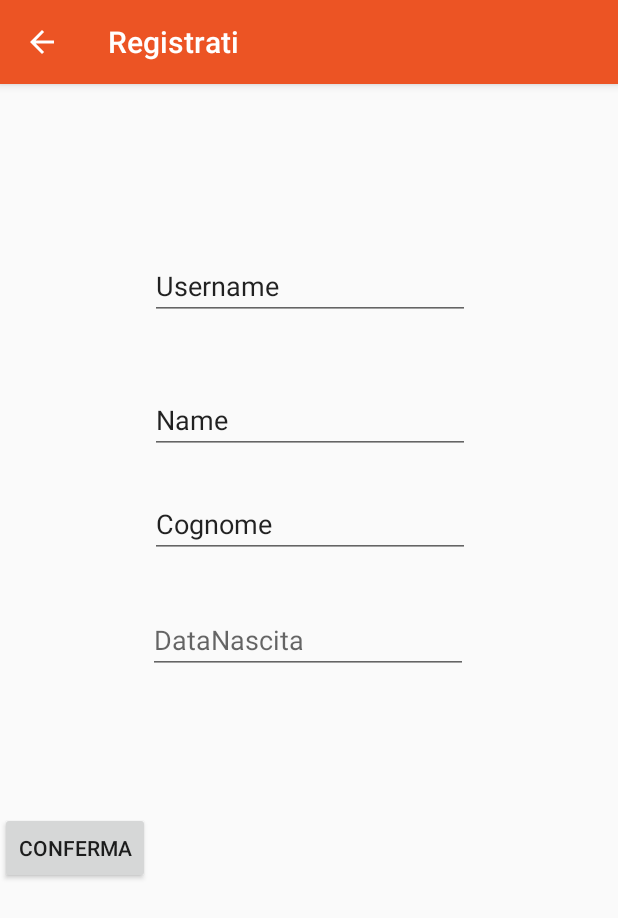
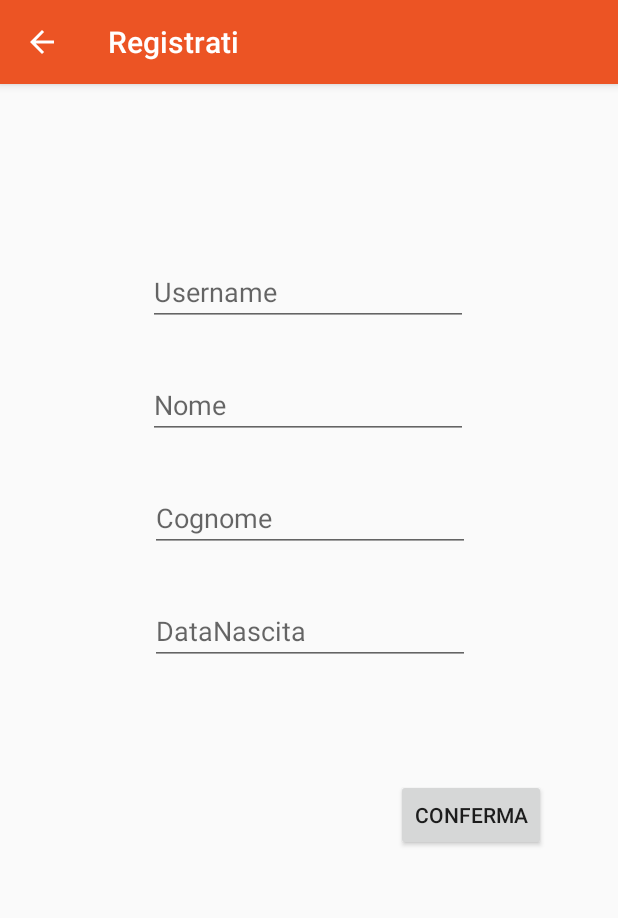
Before and after one commit to Kxos/Progetto_Mobile_PIU, an Android app: the fragment FragmentRegistraRuolo placed in its activity, after a tap on "AVANTI", on a phone screen of 412 x 824 dp. Shown: the top 918 px of the screen. Run offline under Robolectric (Android 15) with nearby library versions, the phone set to English and light mode, and no system bars; our stand-ins replace Firebase (no records; nobody signed in at launch, a user with empty details on screens opened directly); 3 other taps on this screen came first.

Commit message:
Continua Registra credenziali; aggiunta DatePicker

```diff
--- a/CapiTool/app/src/main/java/com/uniba/capitool/FragmentRegistraCredenziali.java
+++ b/CapiTool/app/src/main/java/com/uniba/capitool/FragmentRegistraCredenziali.java
@@ -190,6 +190,7 @@ CheckBox mostraPassword;
             fragmentTransaction.replace(R.id.fragmentContainerView, fragmentRegistraRuolo);
             fragmentTransaction.commit();
 
+            //scrivere nel file SharedPreferences
             SharedPreferences datiRegistrazioneUtente = getActivity().getPreferences(Context.MODE_PRIVATE);
             SharedPreferences.Editor editor = datiRegistrazioneUtente.edit();
             editor.putString("email", email.getText().toString());
--- a/CapiTool/app/src/main/java/com/uniba/capitool/FragmentRegistraRuolo.java
+++ b/CapiTool/app/src/main/java/com/uniba/capitool/FragmentRegistraRuolo.java
@@ -72,11 +72,27 @@ public class FragmentRegistraRuolo extends Fragment {
         RadioButton guida = v.findViewById(R.id.guida);
         RadioButton curatore = v.findViewById(R.id.curatore);
         RadioButton visitatore = v.findViewById(R.id.visitatore);
-        visitatore.setChecked(true);
+
         TextView backCredenziali = v.findViewById(R.id.backCredenziali);
 
+        //leggere il file SharedPreferences
+        SharedPreferences datiRegistrazioneUtente = getActivity().getPreferences(Context.MODE_PRIVATE);
+        if(datiRegistrazioneUtente!=null){
+            String ruoloTrovato = datiRegistrazioneUtente.getString("ruolo", "");
 
-        backCredenziali.setOnClickListener(new View.OnClickListener() {
+            if(ruoloTrovato.equals("guida")){
+                guida.setChecked(true);
+            }else if(ruoloTrovato.equals("curatore")){
+                curatore.setChecked(true);
+            }else if(ruoloTrovato.equals("visitatore")){
+                visitatore.setChecked(true);
+            }
+
+        }else{
+            Log.e( "onCreateView: ", "SharedPreferences non trovato");
+        }
+
+     /*   backCredenziali.setOnClickListener(new View.OnClickListener() {
             @Override
             public void onClick(View v) {
                 Bundle bundle = new Bundle();
@@ -91,47 +107,103 @@ public class FragmentRegistraRuolo extends Fragment {
                 fragmentTransaction.replace(R.id.fragmentContainerView, fragmentRegistraCredenziali);
                 fragmentTransaction.commit();
             }
+        });*/
+
+
+       // SharedPreferences datiRegistrazioneUtente = getActivity().getPreferences(Context.MODE_PRIVATE);
+        SharedPreferences.Editor editor = datiRegistrazioneUtente.edit();
+
+        guida.setOnClickListener(new View.OnClickListener() {
+            @Override
+            public void onClick(View v) {
+                editor.putString("ruolo", "guida");
+                editor.apply();
+            }
         });
+
+        curatore.setOnClickListener(new View.OnClickListener() {
+            @Override
+            public void onClick(View v) {
+                editor.putString("ruolo", "curatore");
+                editor.apply();
+            }
+        });
+
+        visitatore.setOnClickListener(new View.OnClickListener() {
+            @Override
+            public void onClick(View v) {
+                editor.putString("ruolo", "visitatore");
+                editor.apply();
+            }
+        });
+   /*     radioGroup.setOnClickListener(new View.OnClickListener() {
+            @Override
+            public void onClick(View v) {
+                String ruoloSelezionato=null;
+                int radioId=radioGroup.getCheckedRadioButtonId();
+                RadioButton ruolo = (RadioButton) v.findViewById(radioId);
+
+                if(guida.isChecked()){
+                    ruoloSelezionato="guida";
+                    editor.putString("ruolo", ruoloSelezionato);
+                    editor.apply();
+
+                }else if(curatore.isChecked()){
+                    ruoloSelezionato="curatore";
+                    editor.putString("ruolo", ruoloSelezionato);
+                    editor.apply();
+
+                }else if(visitatore.isChecked()){
+                    ruoloSelezionato="visitatore";
+                    editor.putString("ruolo", ruoloSelezionato);
+                    editor.apply();
+
+                }
+            }
+        });*/
 
         avanti.setOnClickListener(new View.OnClickListener() {
             @Override
             public void onClick(View v) {
+                boolean erroreRuolo=false;
 
-
-                String ruoloSelezionato;
-                int radioId=radioGroup.getCheckedRadioButtonId();
-                RadioButton ruolo = (RadioButton) v.findViewById(radioId);
-
+                String ruoloSelezionato=null;
 
                 if(guida.isChecked()){
-                    ruoloSelezionato="visitatore";
+                    ruoloSelezionato="guida";
+                    editor.putString("ruolo", ruoloSelezionato);
+                    editor.apply();
 
                 }else if(curatore.isChecked()){
                     ruoloSelezionato="curatore";
+                    editor.putString("ruolo", ruoloSelezionato);
+                    editor.apply();
+
+                }else if(visitatore.isChecked()){
+                    ruoloSelezionato="visitatore";
+                    editor.putString("ruolo", ruoloSelezionato);
+                    editor.apply();
 
                 }else{
-                    ruoloSelezionato="visitatore";
-
+                    erroreRuolo=true;
+                    BasicMethod.alertDialog(getActivity(), "Seleziona un ruolo tra Curatore, Visitatore o Guida Turistica", "Ruolo non selezionato", "OK");
                 }
-
 
                /* Bundle bundle = new Bundle();
                 bundle.putString("email",email);
                 bundle.putString("password",password);
                 bundle.putString("ruolo", ruoloSelezionato);*/
 
-                SharedPreferences datiRegistrazioneUtente = getActivity().getPreferences(Context.MODE_PRIVATE);
-                SharedPreferences.Editor editor = datiRegistrazioneUtente.edit();
-                editor.putString("ruolo", ruoloSelezionato);
-                editor.apply();
+                if(erroreRuolo==false){
+                    FragmentRegistraDatiPersonali fragmentRegistraDatiPersonali = new FragmentRegistraDatiPersonali();
+                    // fragmentRegistraDatiPersonali.setArguments(bundle);
 
-                FragmentRegistraDatiPersonali fragmentRegistraDatiPersonali = new FragmentRegistraDatiPersonali();
-               // fragmentRegistraDatiPersonali.setArguments(bundle);
+                    FragmentManager fragmentManager= getActivity().getSupportFragmentManager();
+                    FragmentTransaction fragmentTransaction= fragmentManager.beginTransaction();
+                    fragmentTransaction.replace(R.id.fragmentContainerView, fragmentRegistraDatiPersonali);
+                    fragmentTransaction.commit();
+                }
 
-                FragmentManager fragmentManager= getActivity().getSupportFragmentManager();
-                FragmentTransaction fragmentTransaction= fragmentManager.beginTransaction();
-                fragmentTransaction.replace(R.id.fragmentContainerView, fragmentRegistraDatiPersonali);
-                fragmentTransaction.commit();
             }
         });
         return v;
--- a/CapiTool/app/src/main/res/layout/fragment_registra_dati_personali.xml
+++ b/CapiTool/app/src/main/res/layout/fragment_registra_dati_personali.xml
@@ -11,26 +11,40 @@
         android:layout_height="match_parent">
 
         <EditText
-            android:id="@+id/username2"
+            android:id="@+id/username"
             android:layout_width="wrap_content"
             android:layout_height="wrap_content"
-            android:layout_marginTop="112dp"
+            android:layout_marginTop="116dp"
             android:ems="10"
+            android:hint="Username"
             android:inputType="textPersonName"
-            android:text="Username"
             app:layout_constraintEnd_toEndOf="parent"
-            app:layout_constraintHorizontal_bias="0.502"
+            app:layout_constraintHorizontal_bias="0.497"
             app:layout_constraintStart_toStartOf="parent"
             app:layout_constraintTop_toTopOf="parent" />
 
         <EditText
-            android:id="@+id/surname"
+            android:id="@+id/dataNascita"
             android:layout_width="wrap_content"
             android:layout_height="wrap_content"
-            android:layout_marginTop="24dp"
+            android:layout_marginTop="30dp"
             android:ems="10"
+            android:focusable="false"
+            android:hint="DataNascita"
+            android:inputType="date"
+            app:layout_constraintEnd_toEndOf="parent"
+            app:layout_constraintHorizontal_bias="0.502"
+            app:layout_constraintStart_toStartOf="parent"
+            app:layout_constraintTop_toBottomOf="@+id/cognome" />
+
+        <EditText
+            android:id="@+id/cognome"
+            android:layout_width="wrap_content"
+            android:layout_height="wrap_content"
+            android:layout_marginTop="30dp"
+            android:ems="10"
+            android:hint="Cognome"
             android:inputType="textPersonName"
-            android:text="Cognome"
             app:layout_constraintEnd_toEndOf="parent"
             app:layout_constraintHorizontal_bias="0.502"
             app:layout_constraintStart_toStartOf="parent"
@@ -40,36 +54,24 @@
             android:id="@+id/nome"
             android:layout_width="wrap_content"
             android:layout_height="wrap_content"
-            android:layout_marginTop="44dp"
+            android:layout_marginTop="30dp"
             android:ems="10"
+            android:hint="Nome"
             android:inputType="textPersonName"
-            android:text="Name"
-            app:layout_constraintEnd_toEndOf="parent"
-            app:layout_constraintHorizontal_bias="0.502"
-            app:layout_constraintStart_toStartOf="parent"
-            app:layout_constraintTop_toBottomOf="@+id/username2" />
-
-        <EditText
-            android:id="@+id/dataNascita"
-            android:layout_width="wrap_content"
-            android:layout_height="wrap_content"
-            android:layout_marginTop="32dp"
-            android:ems="10"
-            android:hint="DataNascita"
-            android:inputType="date"
             app:layout_constraintEnd_toEndOf="parent"
             app:layout_constraintHorizontal_bias="0.497"
             app:layout_constraintStart_toStartOf="parent"
-            app:layout_constraintTop_toBottomOf="@+id/surname" />
+            app:layout_constraintTop_toBottomOf="@+id/username" />
 
         <Button
             android:id="@+id/conferma"
             android:layout_width="wrap_content"
             android:layout_height="wrap_content"
-            android:layout_marginTop="92dp"
+            android:layout_marginTop="76dp"
+            android:layout_marginEnd="48dp"
             android:text="Conferma"
-            app:layout_constraintTop_toBottomOf="@+id/dataNascita"
-            tools:layout_editor_absoluteX="259dp" />
+            app:layout_constraintEnd_toEndOf="parent"
+            app:layout_constraintTop_toBottomOf="@+id/dataNascita" />
 
     </androidx.constraintlayout.widget.ConstraintLayout>
 
```
Also changed, not shown: CapiTool/app/src/main/java/com/uniba/capitool/DataPickerFragment.java (added, +24 -0 lines), CapiTool/app/src/main/java/com/uniba/capitool/FragmentRegistraDatiPersonali.java (+110 -7 lines).
